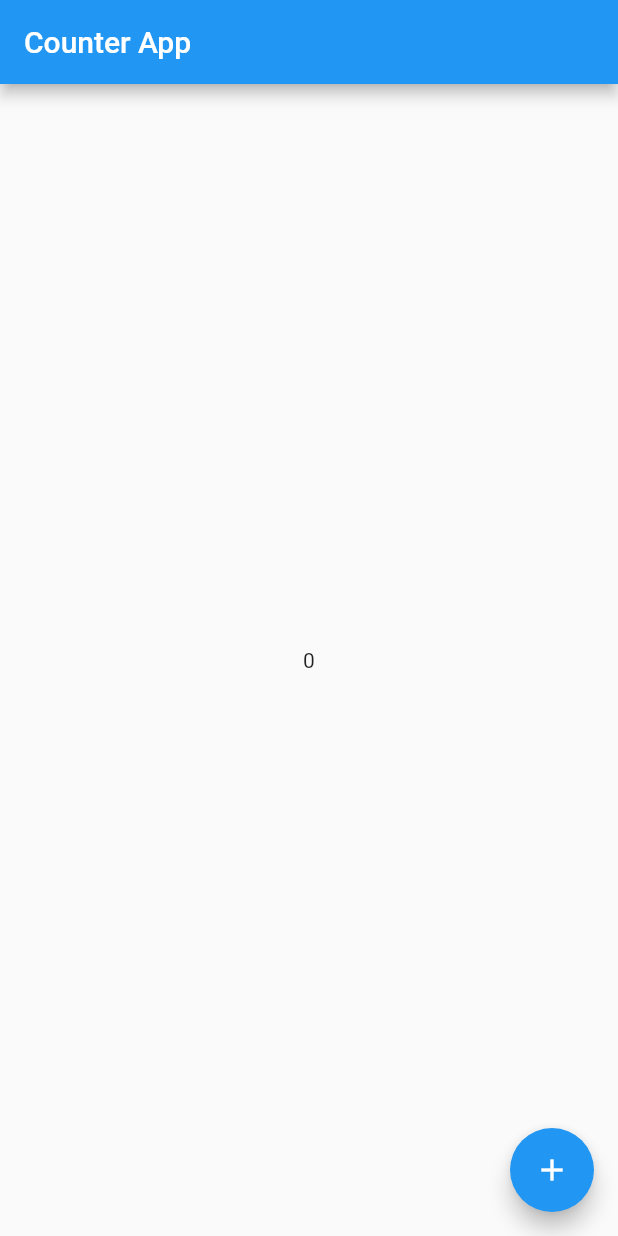
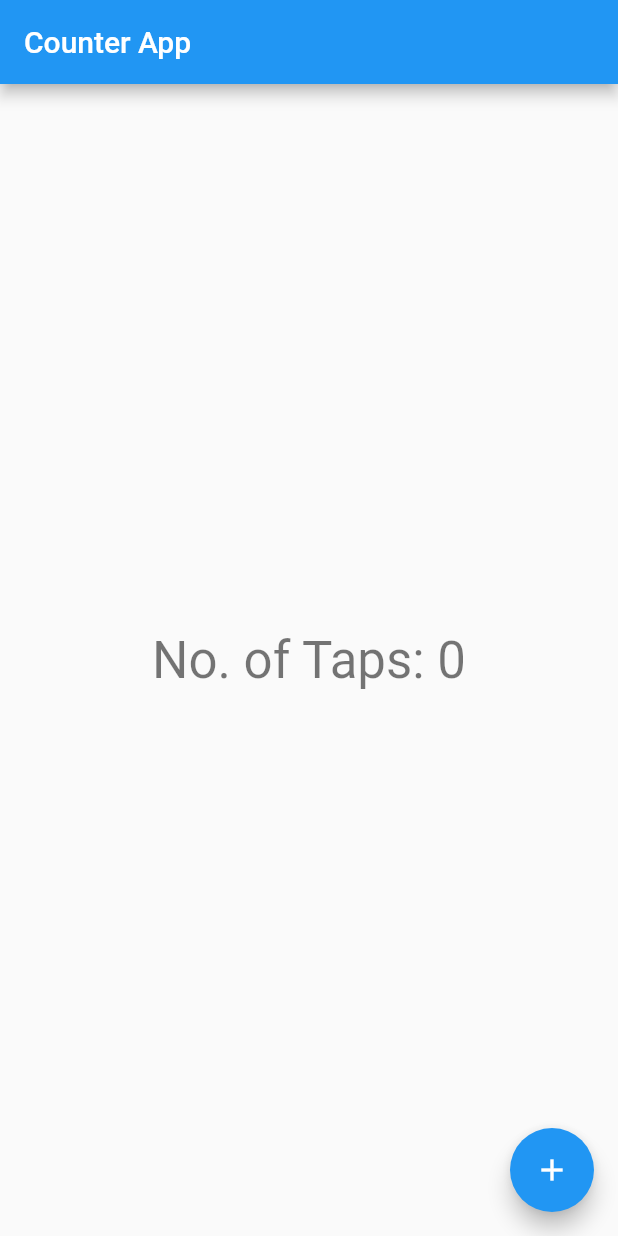
Before and after one commit to jaiswal4sudeep/Counter_App, a Flutter app: the screen it shows after launch, on a phone screen of 412 x 824 dp. Run offline on Flutter 3.47's test engine with Material 2 defaults, Android fonts, the phone set to English and light mode, and no system bars; our stand-ins replace hooks_riverpod.

Commit message:
hidden change

```diff
--- a/lib/homepage.dart
+++ b/lib/homepage.dart
@@ -1,4 +1,4 @@
-import 'package:Counter_App/valueprovider.dart';
+import 'package:counter_app/valueprovider.dart';
 import 'package:flutter/material.dart';
 import 'package:hooks_riverpod/hooks_riverpod.dart';
 
@@ -13,7 +13,10 @@ class HomePage extends HookConsumerWidget {
         title: const Text("Counter App"),
       ),
       body: Center(
-        child: Text('$count'),
+        child: Text(
+          'No. of Taps: $count',
+          style: Theme.of(context).textTheme.headline4,
+        ),
       ),
       floatingActionButton: FloatingActionButton(
         onPressed: () {
--- a/lib/main.dart
+++ b/lib/main.dart
@@ -1,4 +1,4 @@
-import 'package:Counter_App/homepage.dart';
+import 'package:counter_app/homepage.dart';
 import 'package:flutter/material.dart';
 import 'package:hooks_riverpod/hooks_riverpod.dart';
 
--- a/pubspec.yaml
+++ b/pubspec.yaml
@@ -1,4 +1,4 @@
-name: Counter_App
+name: counter_app
 description: A new Flutter project.
 
 # The following line prevents the package from being accidentally published to
```
